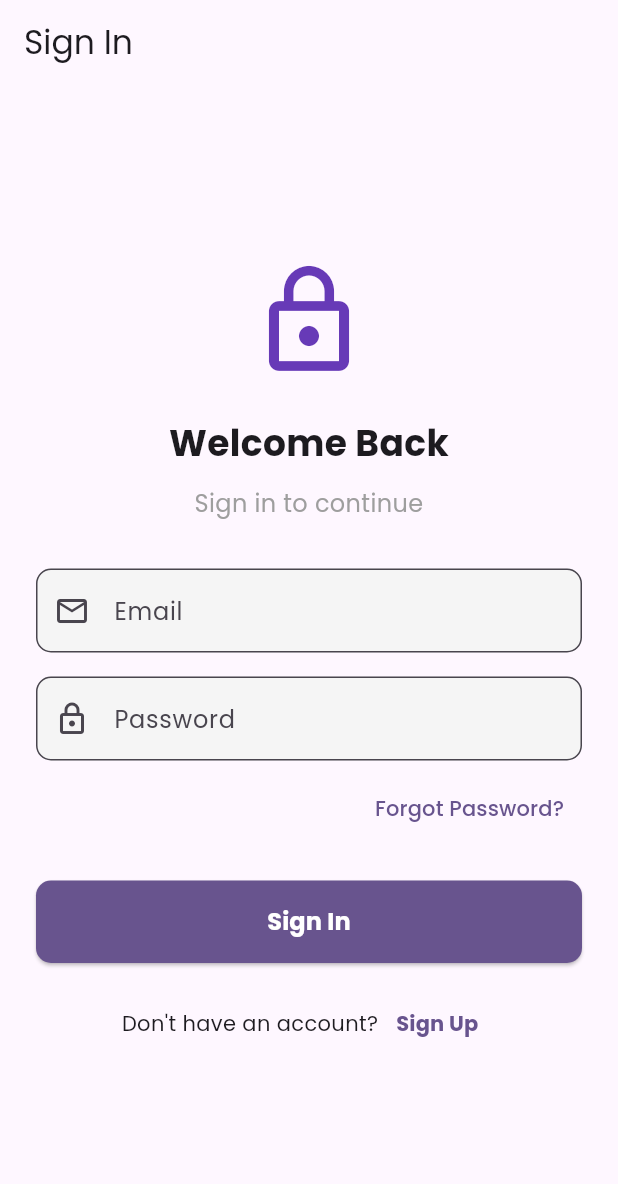
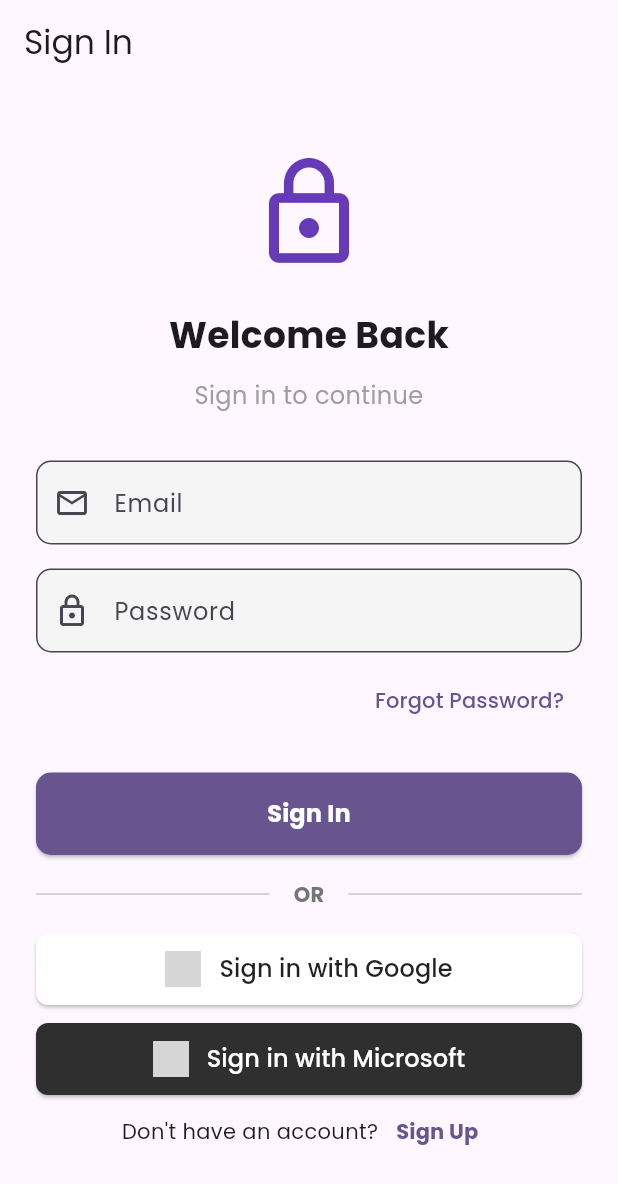
Before and after one commit to muhamadanjar/flutter_simple, a Flutter app: the screen it shows after launch, on a phone screen of 412 x 824 dp. Shown: the top 1184 px of the screen. Run offline on Flutter 3.47's test engine with Material 3 defaults, Android fonts, the phone set to English and light mode, and no system bars; our stand-ins replace dartz, dio, equatable, firebase_core, firebase_messaging, flutter_hooks and 7 more; missing offline and left inert: flutter_appauth; accounts and stored records are empty; generated files the repository leaves out were written again; grey boxes are pictures that could not be loaded.

Commit message:
feat: update package

```diff
--- a/lib/core/constants/api_constants.dart
+++ b/lib/core/constants/api_constants.dart
@@ -13,4 +13,7 @@ class ApiConstants {
   static const String userById = '/users/{id}';
   static const String updateUser = '/users/{id}';
   static const String updateUserRole = '/users/{id}/role';
+
+  static const String authorizeEndpoint = '/oauth2/authorize';
+  static const String tokenEndpoint = '/oauth2/token';
 }
--- a/lib/presentation/screens/auth/signin_screen.dart
+++ b/lib/presentation/screens/auth/signin_screen.dart
@@ -7,6 +7,7 @@ import '../../../core/utils/validators.dart';
 import '../../providers/auth_provider.dart';
 import '../../widgets/auth/auth_button.dart';
 import '../../widgets/auth/auth_textfield.dart';
+import '../../widgets/auth/social_button.dart';
 
 class SignInScreen extends HookConsumerWidget {
   const SignInScreen({super.key});
@@ -17,6 +18,7 @@ class SignInScreen extends HookConsumerWidget {
     final passwordController = useTextEditingController();
     final formKey = useMemoized(() => GlobalKey<FormState>());
     final isLoading = useState(false);
+    final isSocialLoading = useState<SocialAuthProvider?>(null);
     final authNotifier = ref.read(authNotifierProvider.notifier);
 
     void signIn() async {
@@ -35,6 +37,57 @@ class SignInScreen extends HookConsumerWidget {
         ScaffoldMessenger.of(context).showSnackBar(
           SnackBar(
             content: Text(result.errorMessage ?? 'Sign in failed'),
+            backgroundColor: Colors.red,
+          ),
+        );
+      }
+    }
+
+    void signInWithGoogle() async {
+      isSocialLoading.value = SocialAuthProvider.google;
+
+      final result = await authNotifier.signInWithGoogle();
+
+      isSocialLoading.value = null;
+
+      if (!result.isAuthenticated && context.mounted) {
+        ScaffoldMessenger.of(context).showSnackBar(
+          SnackBar(
+            content: Text(result.errorMessage ?? 'Google sign in failed'),
+            backgroundColor: Colors.red,
+          ),
+        );
+      }
+    }
+
+    void signInWithMicrosoft() async {
+      isSocialLoading.value = SocialAuthProvider.microsoft;
+
+      final result = await authNotifier.signInWithMicrosoft();
+
+      isSocialLoading.value = null;
+
+      if (!result.isAuthenticated && context.mounted) {
+        ScaffoldMessenger.of(context).showSnackBar(
+          SnackBar(
+            content: Text(result.errorMessage ?? 'Microsoft sign in failed'),
+            backgroundColor: Colors.red,
+          ),
+        );
+      }
+    }
+
+    void signInWithApple() async {
+      isSocialLoading.value = SocialAuthProvider.apple;
+
+      final result = await authNotifier.signInWithApple();
+
+      isSocialLoading.value = null;
+
+      if (!result.isAuthenticated && context.mounted) {
+        ScaffoldMessenger.of(context).showSnackBar(
+          SnackBar(
+            content: Text(result.errorMessage ?? 'Apple sign in failed'),
             backgroundColor: Colors.red,
           ),
         );
@@ -112,6 +165,42 @@ class SignInScreen extends HookConsumerWidget {
                   ),
                   const SizedBox(height: 16.0),
                   Row(
+                    children: [
+                      const Expanded(child: Divider()),
+                      Padding(
+                        padding: const EdgeInsets.symmetric(horizontal: 16.0),
+                        child: Text(
+                          'OR',
+                          style: TextStyle(
+                            color: Colors.grey[600],
+                            fontWeight: FontWeight.bold,
+                          ),
+                        ),
+                      ),
+                      const Expanded(child: Divider()),
+                    ],
+                  ),
+                  const SizedBox(height: 16.0),
+                  SocialAuthButton(
+                    provider: SocialAuthProvider.google,
+                    onPressed: signInWithGoogle,
+                    isLoading: isSocialLoading.value == SocialAuthProvider.google,
+                  ),
+                  const SizedBox(height: 12.0),
+                  SocialAuthButton(
+                    provider: SocialAuthProvider.microsoft,
+                    onPressed: signInWithMicrosoft,
+                    isLoading: isSocialLoading.value == SocialAuthProvider.microsoft,
+                  ),
+                  if (Theme.of(context).platform == TargetPlatform.iOS) ...[
+                    const SizedBox(height: 12.0),
+                    SocialAuthButton(
+                      provider: SocialAuthProvider.apple,
+                      onPressed: signInWithApple,
+                      isLoading: isSocialLoading.value == SocialAuthProvider.apple,
+                    ),
+                  ],
+                  Row(
                     mainAxisAlignment: MainAxisAlignment.center,
                     children: [
                       const Text("Don't have an account?"),
--- /dev/null
+++ b/lib/presentation/widgets/auth/social_button.dart
@@ -0,0 +1,114 @@
+import 'package:flutter/material.dart';
+
+enum SocialAuthProvider {
+  google,
+  microsoft,
+  apple,
+}
+
+class SocialAuthButton extends StatelessWidget {
+  final SocialAuthProvider provider;
+  final VoidCallback onPressed;
+  final bool isLoading;
+
+  const SocialAuthButton({
+    super.key,
+    required this.provider,
+    required this.onPressed,
+    this.isLoading = false,
+  });
+
+  @override
+  Widget build(BuildContext context) {
+    return ElevatedButton(
+      onPressed: isLoading ? null : onPressed,
+      style: ElevatedButton.styleFrom(
+        backgroundColor: _getBackgroundColor(),
+        foregroundColor: _getForegroundColor(),
+        padding: const EdgeInsets.symmetric(vertical: 12, horizontal: 16),
+        shape: RoundedRectangleBorder(
+          borderRadius: BorderRadius.circular(8),
+        ),
+        elevation: 1,
+      ),
+      child: isLoading
+          ? const SizedBox(
+        height: 20,
+        width: 20,
+        child: CircularProgressIndicator(
+          color: Colors.white,
+          strokeWidth: 2,
+        ),
+      )
+          : Row(
+        mainAxisAlignment: MainAxisAlignment.center,
+        children: [
+          _getIcon(),
+          const SizedBox(width: 12),
+          Text(
+            _getButtonText(),
+            style: const TextStyle(
+              fontSize: 16,
+              fontWeight: FontWeight.w500,
+            ),
+          ),
+        ],
+      ),
+    );
+  }
+
+  Widget _getIcon() {
+    switch (provider) {
+      case SocialAuthProvider.google:
+        return Image.asset(
+          'assets/images/google_logo.png',
+          height: 24,
+          width: 24,
+        );
+      case SocialAuthProvider.microsoft:
+        return Image.asset(
+          'assets/images/microsoft_logo.png',
+          height: 24,
+          width: 24,
+        );
+      case SocialAuthProvider.apple:
+        return Image.asset(
+          'assets/images/apple_logo.png',
+          height: 24,
+          width: 24,
+        );
+    }
+  }
+
+  String _getButtonText() {
+    switch (provider) {
+      case SocialAuthProvider.google:
+        return 'Sign in with Google';
+      case SocialAuthProvider.microsoft:
+        return 'Sign in with Microsoft';
+      case SocialAuthProvider.apple:
+        return 'Sign in with Apple';
+    }
+  }
+
+  Color _getBackgroundColor() {
+    switch (provider) {
+      case SocialAuthProvider.google:
+        return Colors.white;
+      case SocialAuthProvider.microsoft:
+        return const Color(0xFF2F2F2F);
+      case SocialAuthProvider.apple:
+        return Colors.black;
+    }
+  }
+
+  Color _getForegroundColor() {
+    switch (provider) {
+      case SocialAuthProvider.google:
+        return Colors.black87;
+      case SocialAuthProvider.microsoft:
+      case SocialAuthProvider.apple:
+        return Colors.white;
+    }
+  }
+}
--- a/pubspec.yaml
+++ b/pubspec.yaml
@@ -63,6 +63,12 @@ dependencies:
   # HTTP & API
   dio: ^5.3.2
   shared_preferences: ^2.2.0
+  http: ^1.1.0
+
+  # OAuth & Auth
+  url_launcher: ^6.1.11
+  crypto: ^3.0.3  # Untuk PKCE
+  flutter_appauth: ^9.0.0
 
 dev_dependencies:
   flutter_test:
```
Also changed, not shown: lib/core/services/oauth2_service.dart (added, +176 -0 lines), lib/data/datasources/auth_remote_datasource.dart (+76 -1 lines), lib/data/repositories/auth_repository_impl.dart (+60 -0 lines), lib/domain/repositories/auth_repository.dart (+10 -0 lines), lib/domain/usecases/sigin_google_usecase.dart (added, +17 -0 lines), lib/domain/usecases/signin_apple_usecase.dart (added, +17 -0 lines), lib/domain/usecases/signin_microsoft_usecase.dart (added, +17 -0 lines), lib/presentation/providers/auth_provider.dart (+58 -0 lines), lib/presentation/providers/providers.dart (+27 -1 lines), lib/presentation/providers/auth_provider.g.dart, lib/presentation/providers/providers.g.dart, pubspec.lock.
